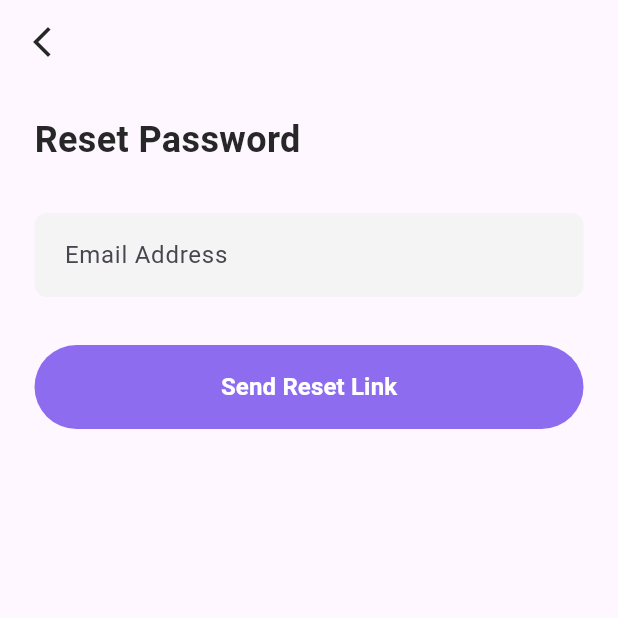
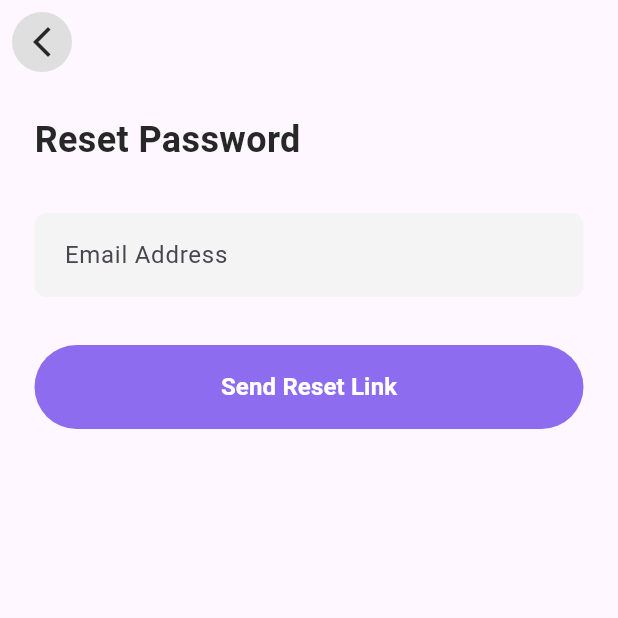
Before and after one commit to Dialawilson/clot, a Flutter app: the Reset screen opened directly, on a phone screen of 412 x 824 dp, the top half of it. Run offline on Flutter 3.47's test engine with Material 3 defaults, Android fonts, the phone set to English and light mode, and no system bars; our stand-ins replace flutter_svg.

Commit message:
reset touching

```diff
--- a/lib/screens/Reset/reset.dart
+++ b/lib/screens/Reset/reset.dart
@@ -14,6 +14,9 @@ class _ResetState extends State<Reset> {
       appBar: AppBar(
         elevation: 0,
         leading: IconButton(
+          style: IconButton.styleFrom(
+            backgroundColor: const Color.fromARGB(255, 223, 223, 223),
+          ),
           onPressed: () {
             Navigator.pop(context);
           },
--- a/lib/screens/login/login.dart
+++ b/lib/screens/login/login.dart
@@ -223,7 +223,8 @@ class _LoginState extends State<Login> {
           const TextSpan(text: "Don't have an account? "),
           TextSpan(
             text: "Create One",
-            style: const TextStyle(fontWeight: FontWeight.bold),
+            style: const TextStyle(fontWeight: FontWeight.bold,
+            color: AppColor.btnBackgroundColor),
             recognizer: TapGestureRecognizer()
               ..onTap = () {
                 // Navigate to RegisterPage()
```
